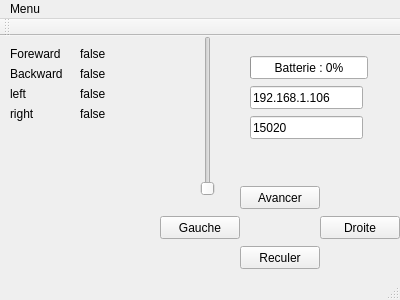
Before: the Qt Designer form Wifibot/mainwindow.ui in louisFauvernier/WifiBot, drawn with Qt 5.
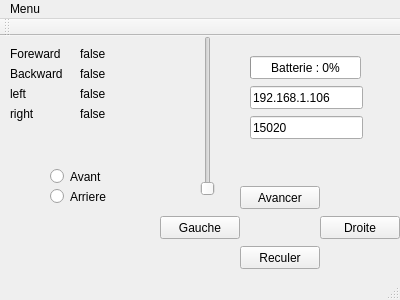
After: the same form once the commit is applied.

Diff of the .ui file:
```diff
--- a/Wifibot/mainwindow.ui
+++ b/Wifibot/mainwindow.ui
@@ -220,7 +220,7 @@
      <rect>
       <x>250</x>
       <y>20</y>
-      <width>118</width>
+      <width>111</width>
       <height>23</height>
      </rect>
     </property>
@@ -231,6 +231,38 @@
      <string>Batterie : %p%</string>
     </property>
    </widget>
+   <widget class="QRadioButton" name="ir_avant">
+    <property name="geometry">
+     <rect>
+      <x>50</x>
+      <y>130</y>
+      <width>61</width>
+      <height>21</height>
+     </rect>
+    </property>
+    <property name="text">
+     <string>Avant</string>
+    </property>
+    <property name="checkable">
+     <bool>false</bool>
+    </property>
+   </widget>
+   <widget class="QRadioButton" name="ir_arriere">
+    <property name="geometry">
+     <rect>
+      <x>50</x>
+      <y>150</y>
+      <width>99</width>
+      <height>21</height>
+     </rect>
+    </property>
+    <property name="text">
+     <string>Arriere</string>
+    </property>
+    <property name="checkable">
+     <bool>false</bool>
+    </property>
+   </widget>
   </widget>
   <widget class="QMenuBar" name="menuBar">
    <property name="geometry">
```
Left out of the diff: 2 changed lines with no effect on the pictures.
